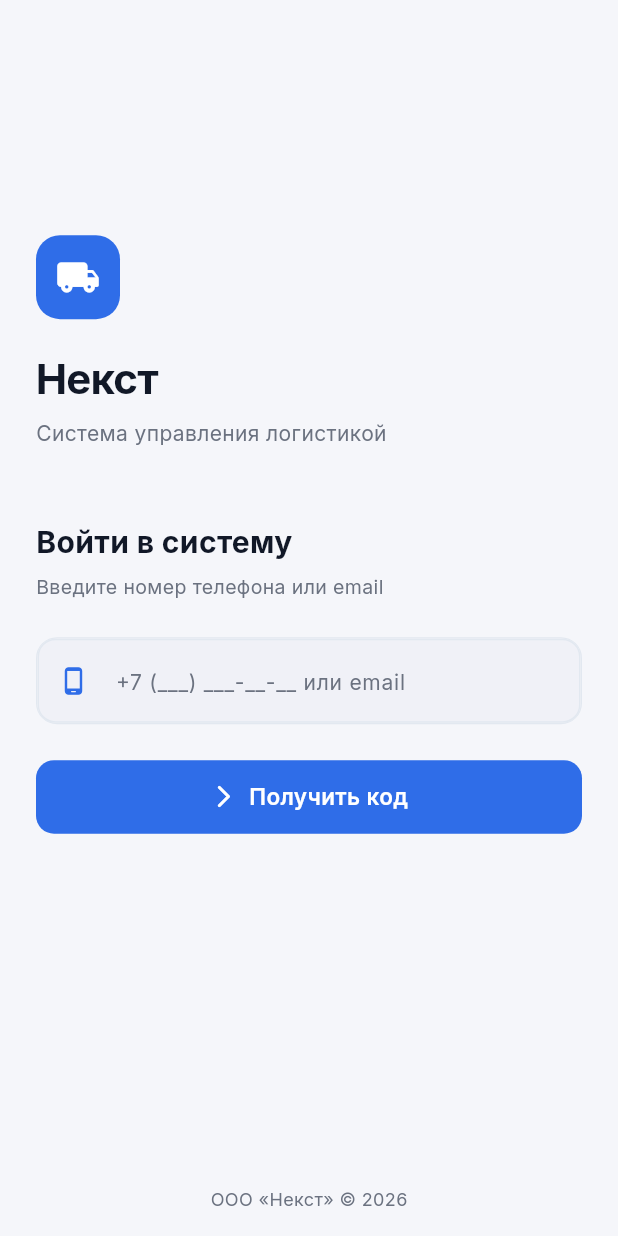
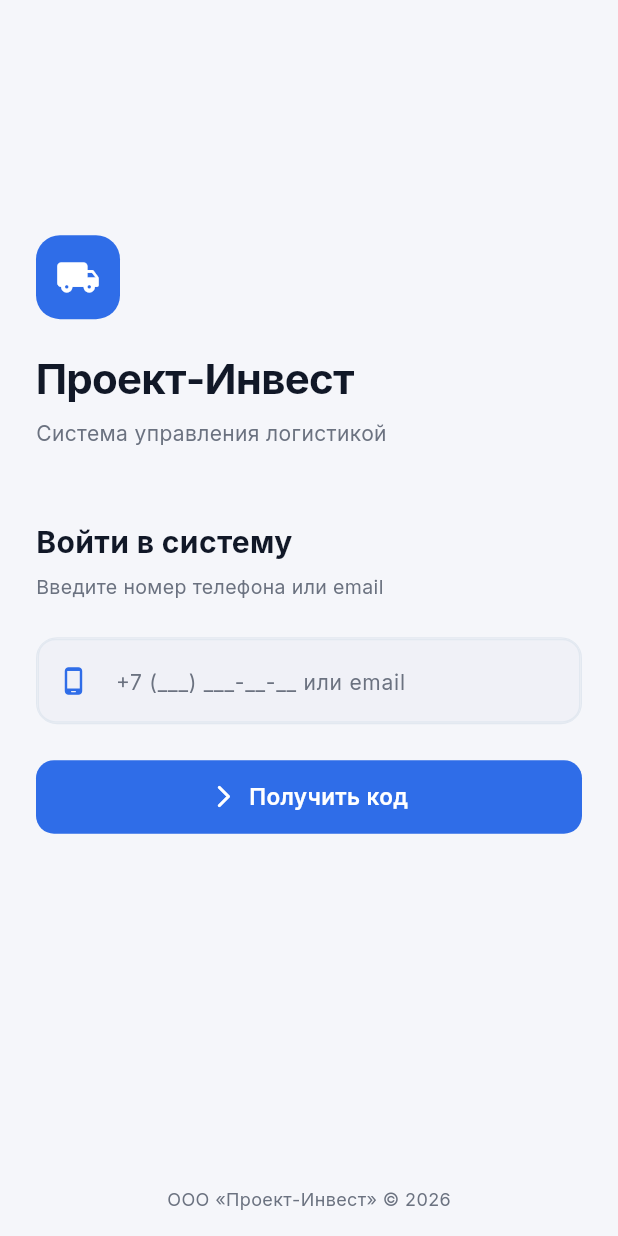
Before and after one commit to BUYZQ/logistics_app, a Flutter app: the screen it shows after launch, on a phone screen of 412 x 824 dp. Run offline on Flutter 3.47's test engine with Material 3 defaults, Android fonts, the phone set to English and light mode, and no system bars; our stand-ins replace go_router, google_fonts, image_picker, shared_preferences; missing offline and left inert: yandex_mapkit; accounts and stored records are empty.

Commit message:
change name company

```diff
--- a/lib/app/app.dart
+++ b/lib/app/app.dart
@@ -13,7 +13,7 @@ class App extends StatelessWidget {
       valueListenable: AppTheme.themeNotifier,
       builder: (context, currentMode, _) {
         return MaterialApp.router(
-          title: 'Некст',
+          title: 'Проект-Инвест',
           debugShowCheckedModeBanner: false,
           theme: AppTheme.light,
           darkTheme: AppTheme.dark,
--- a/lib/features/auth/screens/login_screen.dart
+++ b/lib/features/auth/screens/login_screen.dart
@@ -204,7 +204,7 @@ class _LoginScreenState extends State<LoginScreen>
                 const Spacer(flex: 3),
                 Center(
                   child: Text(
-                    'ООО «Некст» © 2026',
+                    'ООО «Проект-Инвест» © 2026',
                     style: TextStyle(color: secondaryText, fontSize: 12),
                   ),
                 ),
@@ -580,7 +580,7 @@ class _LogoBrand extends StatelessWidget {
         ),
         const SizedBox(height: 20),
         Text(
-          'Некст',
+          'Проект-Инвест',
           style: TextStyle(
             color: primaryText,
             fontSize: 28,
--- a/lib/features/profile/screens/profile_screen.dart
+++ b/lib/features/profile/screens/profile_screen.dart
@@ -214,7 +214,7 @@ class _ProfileScreenState extends State<ProfileScreen> {
             const SizedBox(height: 40),
             Center(
               child: Text(
-                'v1.0.0 · ООО «Некст» · 2026',
+                'v1.0.0 · ООО «Проект-Инвест» · 2026',
                 style: TextStyle(color: secondaryText, fontSize: 12),
               ),
             ),
@@ -300,7 +300,7 @@ class _ProfileScreenState extends State<ProfileScreen> {
           children: [
             Icon(Icons.local_shipping_rounded, color: accentColor, size: 20),
             const SizedBox(width: 8),
-            Text('Некст',
+            Text('Проект-Инвест',
                 style: TextStyle(color: primaryText, fontSize: 16)),
           ],
         ),
```
Also changed, not shown: 5 other files.
